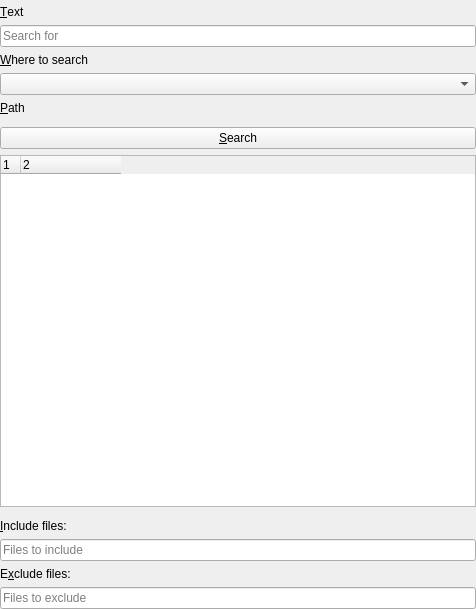
Qt form src/plugins/ProjectManager/ProjectSearchGUI.ui (diegoiast/qtedit4) before a commit.
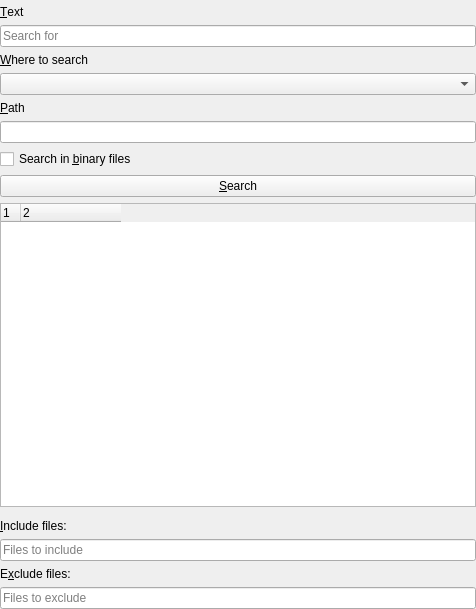
The same form after that commit. Custom widgets are drawn as their Qt base class.

Commit message:
ProjectSearch: search for binary files (#45)
Added binary search support inside the project search. Without this new
flag, searching inside files detected as binary will just not happen.

closes #45

Patch:
```diff
--- a/src/plugins/ProjectManager/ProjectSearchGUI.ui
+++ b/src/plugins/ProjectManager/ProjectSearchGUI.ui
@@ -70,7 +70,14 @@
     </widget>
    </item>
    <item>
-    <widget class="PathWidget" name="pathEdit" native="true"/>
+    <widget class="PathWidget" name="pathEdit"/>
+   </item>
+   <item>
+    <widget class="QCheckBox" name="searchInBinaryFiles">
+     <property name="text">
+      <string>Search in &amp;binary files</string>
+     </property>
+    </widget>
    </item>
    <item>
     <widget class="QPushButton" name="searchButton">
@@ -156,7 +163,7 @@
  <customwidgets>
   <customwidget>
    <class>PathWidget</class>
-   <extends>QWidget</extends>
+   <extends>QLineEdit</extends>
    <header>pathwidget.h</header>
    <container>1</container>
   </customwidget>
```
The commit also changes 6 other files.
